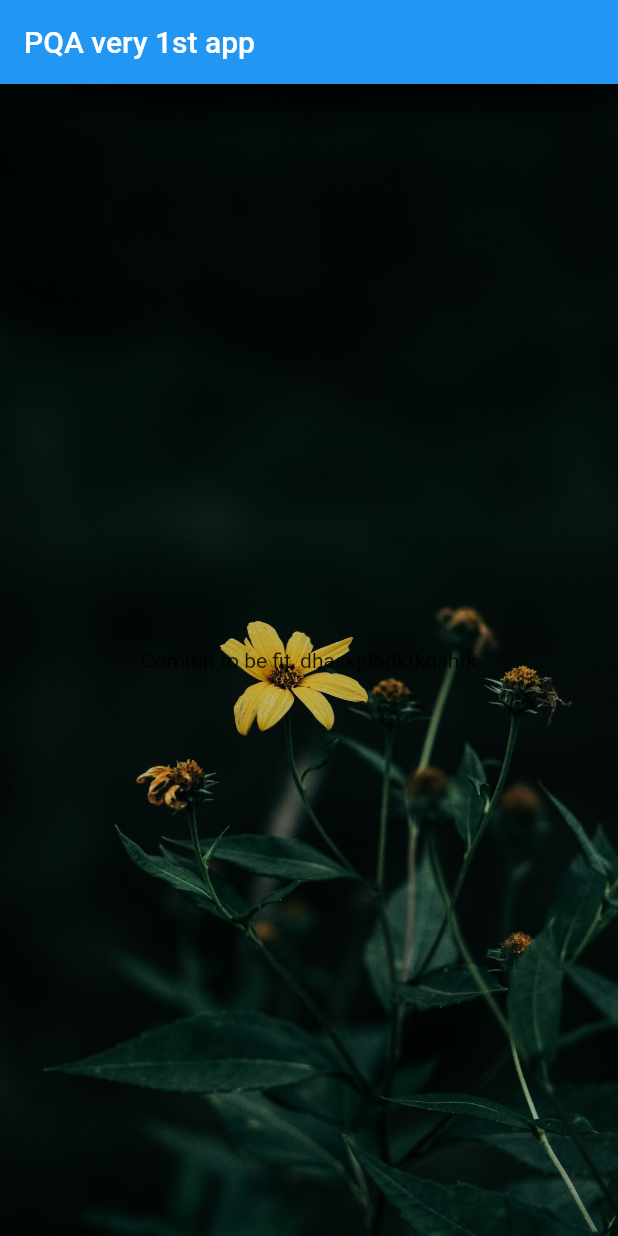
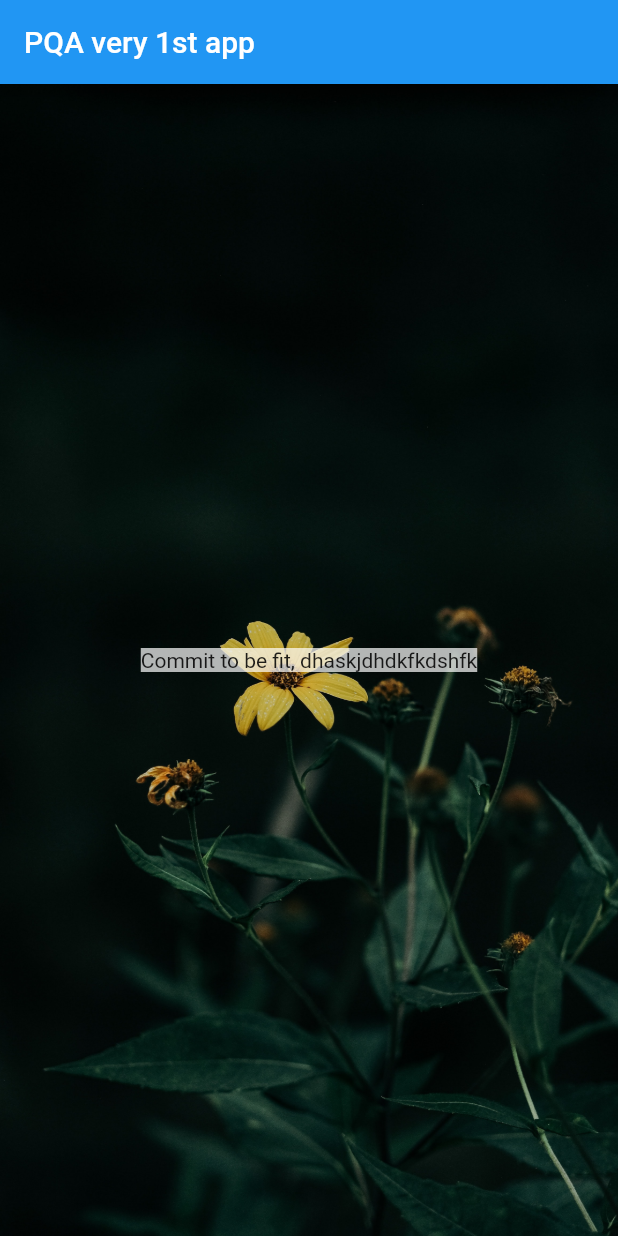
Before and after one commit to pham-anh/flt, a Flutter app: the screen it shows after launch, on a phone screen of 412 x 824 dp. Run offline on Flutter 3.47's test engine with Material 2 defaults, Android fonts, the phone set to English and light mode, and no system bars.

Commit message:
decorate text

```diff
--- a/lib/main.dart
+++ b/lib/main.dart
@@ -21,8 +21,12 @@ class GlobeApp extends StatelessWidget {
                 fit: BoxFit.cover,
               ),
             ),
-            child: const Center(
-                child: Text('Commit to be fit, dhaskjdhdkfkdshfk'))),
+            child: Center(
+                child: Container(
+                    decoration: const BoxDecoration(
+                      color: Colors.white70,
+                    ),
+                    child: const Text('Commit to be fit, dhaskjdhdkfkdshfk')))),
       ),
     );
   }
```
